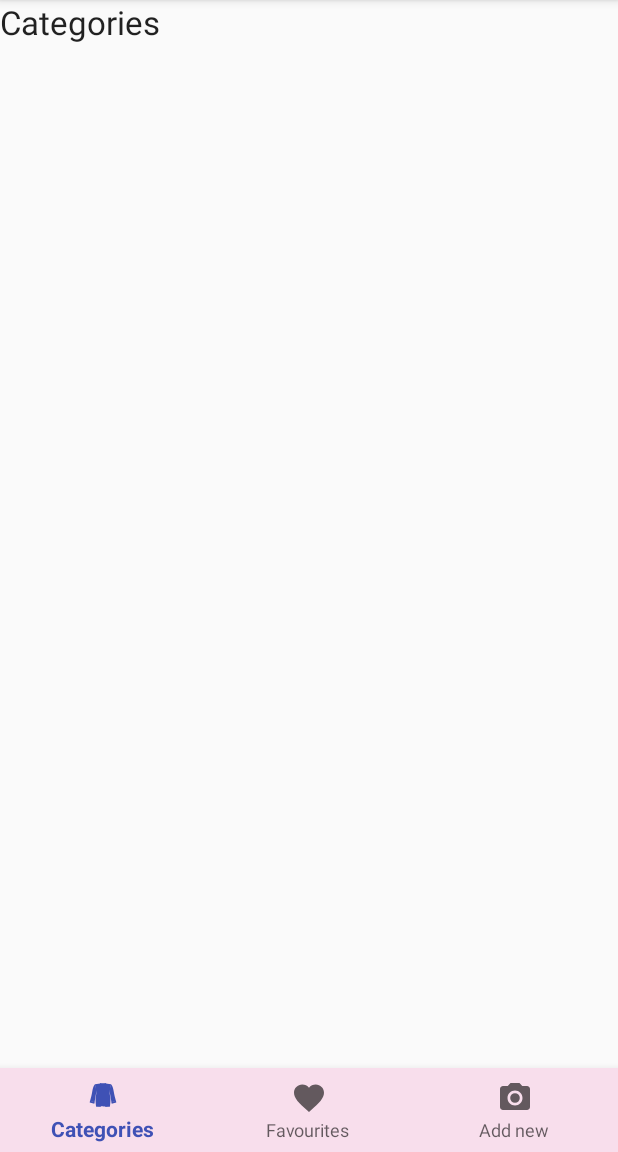
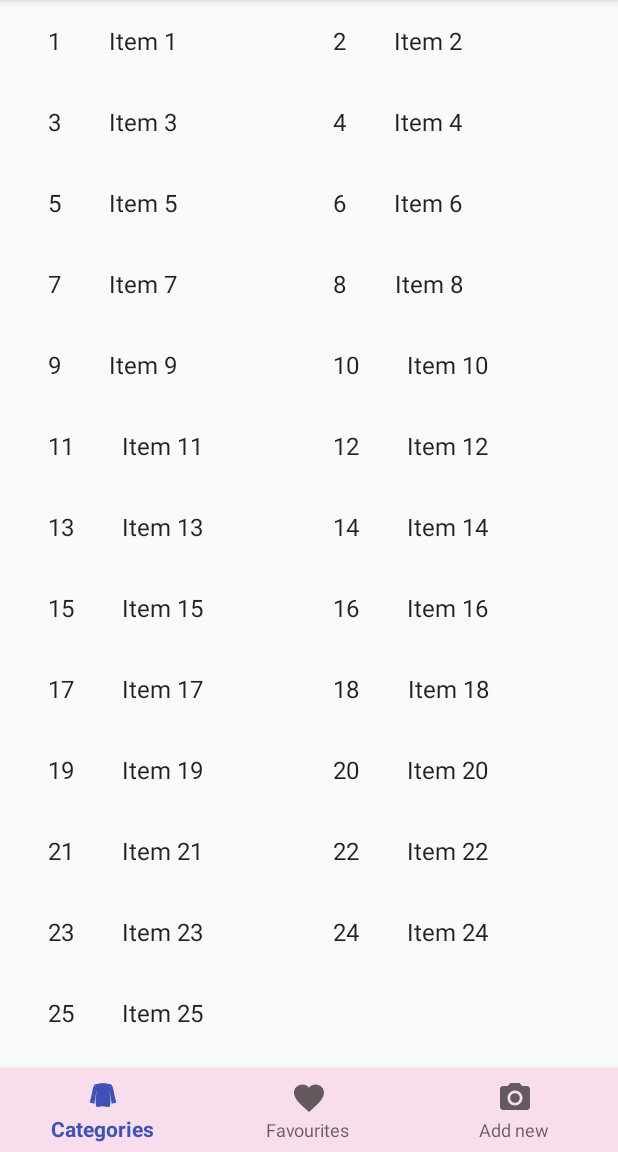
Before and after one commit to tothniki/Clothes-android, an Android app: the screen it shows after launch (MainActivity), on a phone screen of 412 x 824 dp, the part 84-1236 px from its top. Run offline under Robolectric (Android 15) with nearby library versions, the phone set to English and light mode, and no system bars; our stand-ins replace Dagger/Hilt's generated code; libraries missing offline, so code that uses them is left out: com.orm, com.orm.dsl; 23 statements that could not run were skipped.

Commit message:
Working RecycleView with categories ( Dummy items)

```diff
--- a/app/src/main/java/com/example/kata/clothes/ui/main/CategoriesFragment.java
+++ b/app/src/main/java/com/example/kata/clothes/ui/main/CategoriesFragment.java
@@ -15,6 +15,7 @@
 import com.example.kata.clothes.ui.main.dummy.DummyContent;
 import com.example.kata.clothes.ui.main.dummy.DummyContent.DummyItem;
 
+
 import java.util.List;
 
 import javax.inject.Inject;
@@ -26,97 +27,103 @@
 // * interface.
 // */
 public class CategoriesFragment extends Fragment {
+    private static final String TAG = "categoriesFragment";
     @Inject
     CategoriesPresenter categoriesPresenter;
 
-////    // TODO: Customize parameter argument names
-////    private static final String ARG_COLUMN_COUNT = "column-count";
-////    // TODO: Customize parameters
-////    private int mColumnCount = 2;
-////    private OnListFragmentInteractionListener mListener;
-////
-////    /**
-////     * Mandatory empty constructor for the fragment manager to instantiate the
-////     * fragment (e.g. upon screen orientation changes).
-////     */
-////    public CategoriesFragment() {
-////    }
-////
-////    // TODO: Customize parameter initialization
-////    @SuppressWarnings("unused")
-////    public static CategoriesFragment newInstance(int columnCount) {
-////        CategoriesFragment fragment = new CategoriesFragment();
-////        Bundle args = new Bundle();
-////        args.putInt(ARG_COLUMN_COUNT, columnCount);
-////        fragment.setArguments(args);
-////        return fragment;
-////    }
-////
-////    @Override
-////    public void onCreate(Bundle savedInstanceState) {
-////        super.onCreate(savedInstanceState);
-////
-////        if (getArguments() != null) {
-////            mColumnCount = getArguments().getInt(ARG_COLUMN_COUNT);
-////        }
-////    }
-////
-////    @Override
-////    public View onCreateView(LayoutInflater inflater, ViewGroup container,
-////                             Bundle savedInstanceState) {
-////        View view = inflater.inflate(R.layout.fragment_categories_list, container, false);
-////
-////        // Set the adapter
-////        if (view instanceof RecyclerView) {
-////            Context context = view.getContext();
-////            RecyclerView recyclerView = (RecyclerView) view;
-////            if (mColumnCount <= 1) {
-////                recyclerView.setLayoutManager(new LinearLayoutManager(context));
-////            } else {
-////                recyclerView.setLayoutManager(new GridLayoutManager(context, mColumnCount));
-////            }
-////            recyclerView.setAdapter(new MyCategoriesRecyclerViewAdapter(DummyContent.ITEMS, mListener));
-////        }
-////        return view;
-////    }
-////
-////
-////    @Override
-////    public void onAttach(Context context) {
-////        super.onAttach(context);
-////        if (context instanceof OnListFragmentInteractionListener) {
-////            mListener = (OnListFragmentInteractionListener) context;
-////        } else {
-////            throw new RuntimeException(context.toString()
-////                    + " must implement OnListFragmentInteractionListener");
-////        }
-////    }
-////
-////    @Override
-////    public void onDetach() {
-////        super.onDetach();
-////        mListener = null;
-////    }
-////
-////    /**
-////     * This interface must be implemented by activities that contain this
-////     * fragment to allow an interaction in this fragment to be communicated
-////     * to the activity and potentially other fragments contained in that
-////     * activity.
-////     * <p/>
-////     * See the Android Training lesson <a href=
-////     * "http://developer.android.com/training/basics/fragments/communicating.html"
-////     * >Communicating with Other Fragments</a> for more information.
-////     */
-////    public interface OnListFragmentInteractionListener {
-////        // TODO: Update argument type and name
-////        void onListFragmentInteraction(DummyItem item);
-////    }
-    @Nullable
+    // TODO: Customize parameter argument names
+    private static final String ARG_COLUMN_COUNT = "column-count";
+    // TODO: Customize parameters
+    private int mColumnCount = 2;
+    private OnListFragmentInteractionListener mListener;
+
+    /**
+     * Mandatory empty constructor for the fragment manager to instantiate the
+     * fragment (e.g. upon screen orientation changes).
+     */
+    public CategoriesFragment() {
+    }
+
+    // TODO: Customize parameter initialization
+    @SuppressWarnings("unused")
+    public static CategoriesFragment newInstance(int columnCount) {
+        CategoriesFragment fragment = new CategoriesFragment();
+        Bundle args = new Bundle();
+        args.putInt(ARG_COLUMN_COUNT, columnCount);
+        fragment.setArguments(args);
+        return fragment;
+    }
+
+    @Override
+    public void onCreate(Bundle savedInstanceState) {
+        super.onCreate(savedInstanceState);
+
+        if (getArguments() != null) {
+            mColumnCount = getArguments().getInt(ARG_COLUMN_COUNT);
+        }
+    }
+
     @Override
     public View onCreateView(LayoutInflater inflater, ViewGroup container,
-                         Bundle savedInstanceState) {
-        // Inflate the layout for this fragment
-        return inflater.inflate(R.layout.fragment_categories, container, false);
+                             Bundle savedInstanceState) {
+        View view = inflater.inflate(R.layout.fragment_categories_list, container, false);
+
+        // Set the adapter
+        if (view instanceof RecyclerView) {
+            Context context = view.getContext();
+            RecyclerView recyclerView = (RecyclerView) view;
+            if (mColumnCount <= 1) {
+                recyclerView.setLayoutManager(new LinearLayoutManager(context));
+            } else {
+                recyclerView.setLayoutManager(new GridLayoutManager(context, mColumnCount));
+            }
+            recyclerView.setAdapter(new MyCategoriesRecyclerViewAdapter(DummyContent.ITEMS, mListener));
+        }
+        return view;
     }
+
+
+    @Override
+    public void onAttach(Context context) {
+        super.onAttach(context);
+        if (context instanceof OnListFragmentInteractionListener) {
+            mListener = (OnListFragmentInteractionListener) context;
+        } else {
+            throw new RuntimeException(context.toString()
+                    + " must implement OnListFragmentInteractionListener");
+        }
+    }
+
+    @Override
+    public void onDetach() {
+        super.onDetach();
+        mListener = null;
+    }
+
+    /**
+     * This interface must be implemented by activities that contain this
+     * fragment to allow an interaction in this fragment to be communicated
+     * to the activity and potentially other fragments contained in that
+     * activity.
+     * <p/>
+     * See the Android Training lesson <a href=
+     * "http://developer.android.com/training/basics/fragments/communicating.html"
+     * >Communicating with Other Fragments</a> for more information.
+     */
+    public interface OnListFragmentInteractionListener {
+        // TODO: Update argument type and name
+        void onListFragmentInteraction(DummyItem item);
+    }
+//    @Nullable
+//    @Override
+//    public View onCreateView(LayoutInflater inflater, ViewGroup container,
+//                         Bundle savedInstanceState) {
+//        // Inflate the layout for this fragment
+//        return inflater.inflate(R.layout.fragment_categories, container, false);
+//    }
+
+//    @Override
+//    public void onResume() {
+//        super.onResume();
+//    }
 }
--- a/app/src/main/java/com/example/kata/clothes/ui/main/MainActivity.java
+++ b/app/src/main/java/com/example/kata/clothes/ui/main/MainActivity.java
@@ -4,6 +4,7 @@
 import android.support.annotation.NonNull;
 import android.support.design.widget.BottomNavigationView;
 import android.support.v4.app.Fragment;
+import android.support.v4.app.FragmentTransaction;
 import android.support.v7.app.AppCompatActivity;
 import android.util.Log;
 import android.view.MenuItem;
@@ -17,6 +18,7 @@
 import com.example.kata.clothes.model.FavouritesModel;
 import com.example.kata.clothes.ui.create.CreateFragment;
 import com.example.kata.clothes.ui.favourites.FavouritesFragment;
+import com.example.kata.clothes.ui.main.dummy.DummyContent;
 
 import java.util.ArrayList;
 import java.util.List;
@@ -26,7 +28,8 @@
 import dagger.Module;
 
 
-public class MainActivity extends AppCompatActivity implements MainScreen {
+public class MainActivity extends AppCompatActivity implements MainScreen,
+        CategoriesFragment.OnListFragmentInteractionListener {
     @Inject
     MainPresenter mainPresenter;
 
@@ -43,8 +46,11 @@
         BottomNavigationView navigation = findViewById(R.id.navigation);
         navigation.setOnNavigationItemSelectedListener(navListener);
 
+        FragmentTransaction transaction = getSupportFragmentManager().beginTransaction();
+        transaction.replace(R.id.fragment_container, new CategoriesFragment());
+        transaction.addToBackStack(null);
+        transaction.commit();
 
-        getSupportFragmentManager().beginTransaction().replace(R.id.fragment_container, new CategoriesFragment()).commit();
     }
 
     private BottomNavigationView.OnNavigationItemSelectedListener navListener =
@@ -52,19 +58,27 @@
                 @Override
                 public boolean onNavigationItemSelected(@NonNull MenuItem item) {
                     Fragment selectedfragment = null;
+                    String tag = null;
                     switch (item.getItemId()) {
                         case R.id.nav_categories:
                             selectedfragment = new CategoriesFragment();
+                            tag = "categoriesFragment";
                             break;
                         case R.id.nav_favourites:
                             selectedfragment = new FavouritesFragment();
+                            tag = "favouritesFragment";
                             break;
                         case R.id.nav_add:
                             selectedfragment = new CreateFragment();
+                            tag = "createFragment";
                             break;
                     }
-                    getSupportFragmentManager().beginTransaction().replace(R.id.fragment_container,
-                            selectedfragment).commit();
+//                    getSupportFragmentManager().beginTransaction().replace(R.id.fragment_container,
+//                            selectedfragment).commit();
+                    FragmentTransaction transaction1 = getSupportFragmentManager().beginTransaction();
+                    transaction1.replace(R.id.fragment_container, selectedfragment, tag);
+                    transaction1.addToBackStack(null);
+                    transaction1.commit();
                     return true;
                 }
             };
@@ -100,6 +114,12 @@
         Log.i("Meal", "Set new screen name: " + name);
     }
 
+    @Override
+    public void onListFragmentInteraction(DummyContent.DummyItem item) {
+
+    }
+
+
 //    @Override
 //    public void onRefresh() {
 //        //mainPresenter.updateDatabase();
--- a/app/src/main/java/com/example/kata/clothes/ui/main/MyCategoriesRecyclerViewAdapter.java
+++ b/app/src/main/java/com/example/kata/clothes/ui/main/MyCategoriesRecyclerViewAdapter.java
@@ -1,78 +1,78 @@
-//package com.example.kata.clothes.ui.main;
-//
-//import android.support.v7.widget.RecyclerView;
-//import android.view.LayoutInflater;
-//import android.view.View;
-//import android.view.ViewGroup;
-//import android.widget.TextView;
-//import com.example.kata.clothes.R;
-//
-//import com.example.kata.clothes.ui.main.CategoriesFragment.OnListFragmentInteractionListener;
-//import com.example.kata.clothes.ui.main.dummy.DummyContent.DummyItem;
-//
-//import java.util.List;
-//
-///**
-// * {@link RecyclerView.Adapter} that can display a {@link DummyItem} and makes a call to the
-// * specified {@link OnListFragmentInteractionListener}.
-// * TODO: Replace the implementation with code for your data type.
-// */
-//public class MyCategoriesRecyclerViewAdapter extends RecyclerView.Adapter<MyCategoriesRecyclerViewAdapter.ViewHolder> {
-//
-//    private final List<DummyItem> mValues;
-//    private final OnListFragmentInteractionListener mListener;
-//
-//    public MyCategoriesRecyclerViewAdapter(List<DummyItem> items, OnListFragmentInteractionListener listener) {
-//        mValues = items;
-//        mListener = listener;
-//    }
-//
-//    @Override
-//    public ViewHolder onCreateViewHolder(ViewGroup parent, int viewType) {
-//        View view = LayoutInflater.from(parent.getContext())
-//                .inflate(R.layout.fragment_categories, parent, false);
-//        return new ViewHolder(view);
-//    }
-//
-//    @Override
-//    public void onBindViewHolder(final ViewHolder holder, int position) {
-//        holder.mItem = mValues.get(position);
-//        holder.mIdView.setText(mValues.get(position).id);
-//        holder.mContentView.setText(mValues.get(position).content);
-//
-//        holder.mView.setOnClickListener(new View.OnClickListener() {
-//            @Override
-//            public void onClick(View v) {
-//                if (null != mListener) {
-//                    // Notify the active callbacks interface (the activity, if the
-//                    // fragment is attached to one) that an item has been selected.
-//                    mListener.onListFragmentInteraction(holder.mItem);
-//                }
-//            }
-//        });
-//    }
-//
-//    @Override
-//    public int getItemCount() {
-//        return mValues.size();
-//    }
-//
-//    public class ViewHolder extends RecyclerView.ViewHolder {
-//        public final View mView;
-//        public final TextView mIdView;
-//        public final TextView mContentView;
-//        public DummyItem mItem;
-//
-//        public ViewHolder(View view) {
-//            super(view);
-//            mView = view;
-//            mIdView = view.findViewById(R.id.item_number);
-//            mContentView = view.findViewById(R.id.content);
-//        }
-//
-//        @Override
-//        public String toString() {
-//            return super.toString() + " '" + mContentView.getText() + "'";
-//        }
-//    }
-//}
+package com.example.kata.clothes.ui.main;
+
+import android.support.v7.widget.RecyclerView;
+import android.view.LayoutInflater;
+import android.view.View;
+import android.view.ViewGroup;
+import android.widget.TextView;
+import com.example.kata.clothes.R;
+
+import com.example.kata.clothes.ui.main.CategoriesFragment.OnListFragmentInteractionListener;
+import com.example.kata.clothes.ui.main.dummy.DummyContent.DummyItem;
+
+import java.util.List;
+
+/**
+ * {@link RecyclerView.Adapter} that can display a {@link DummyItem} and makes a call to the
+ * specified {@link OnListFragmentInteractionListener}.
+ * TODO: Replace the implementation with code for your data type.
+ */
+public class MyCategoriesRecyclerViewAdapter extends RecyclerView.Adapter<MyCategoriesRecyclerViewAdapter.ViewHolder> {
+
+    private final List<DummyItem> mValues;
+    private final OnListFragmentInteractionListener mListener;
+
+    public MyCategoriesRecyclerViewAdapter(List<DummyItem> items, OnListFragmentInteractionListener listener) {
+        mValues = items;
+        mListener = listener;
+    }
+
+    @Override
+    public ViewHolder onCreateViewHolder(ViewGroup parent, int viewType) {
+        View view = LayoutInflater.from(parent.getContext())
+                .inflate(R.layout.fragment_categories, parent, false);
+        return new ViewHolder(view);
+    }
+
+    @Override
+    public void onBindViewHolder(final ViewHolder holder, int position) {
+        holder.mItem = mValues.get(position);
+        holder.mIdView.setText(mValues.get(position).id);
+        holder.mContentView.setText(mValues.get(position).content);
+
+        holder.mView.setOnClickListener(new View.OnClickListener() {
+            @Override
+            public void onClick(View v) {
+                if (null != mListener) {
+                    // Notify the active callbacks interface (the activity, if the
+                    // fragment is attached to one) that an item has been selected.
+                    mListener.onListFragmentInteraction(holder.mItem);
+                }
+            }
+        });
+    }
+
+    @Override
+    public int getItemCount() {
+        return mValues.size();
+    }
+
+    public class ViewHolder extends RecyclerView.ViewHolder {
+        public final View mView;
+        public final TextView mIdView;
+        public final TextView mContentView;
+        public DummyItem mItem;
+
+        public ViewHolder(View view) {
+            super(view);
+            mView = view;
+            mIdView = view.findViewById(R.id.item_number);
+            mContentView = view.findViewById(R.id.content);
+        }
+
+        @Override
+        public String toString() {
+            return super.toString() + " '" + mContentView.getText() + "'";
+        }
+    }
+}
--- a/app/src/main/res/layout/fragment_categories.xml
+++ b/app/src/main/res/layout/fragment_categories.xml
@@ -4,24 +4,26 @@
     android:layout_height="wrap_content"
     android:orientation="horizontal">
 
-    <!--<TextView-->
-        <!--android:id="@+id/item_number"-->
-        <!--android:layout_width="wrap_content"-->
-        <!--android:layout_height="wrap_content"-->
-        <!--android:layout_margin="@dimen/text_margin"-->
-        <!--android:textAppearance="?attr/textAppearanceListItem"-->
+    <TextView
+        android:id="@+id/item_number"
+        android:layout_width="wrap_content"
+        android:layout_height="wrap_content"
+        android:layout_margin="@dimen/text_margin"
+        android:textAppearance="?attr/textAppearanceListItem"
+        android:text="@string/title_clothes"/>
+
+    <TextView
+        android:id="@+id/content"
+        android:layout_width="wrap_content"
+        android:layout_height="wrap_content"
+        android:layout_margin="@dimen/text_margin"
+        android:textAppearance="?attr/textAppearanceListItem"
+        android:text="Niki"/>
         <!--android:text="@string/title_clothes"/>-->
 
     <!--<TextView-->
-        <!--android:id="@+id/content"-->
+        <!--android:textAppearance="@style/Base.TextAppearance.AppCompat.Large"-->
         <!--android:layout_width="wrap_content"-->
         <!--android:layout_height="wrap_content"-->
-        <!--android:layout_margin="@dimen/text_margin"-->
-        <!--android:textAppearance="?attr/textAppearanceListItem"-->
         <!--android:text="@string/title_clothes"/>-->
-    <TextView
-        android:textAppearance="@style/Base.TextAppearance.AppCompat.Large"
-        android:layout_width="wrap_content"
-        android:layout_height="wrap_content"
-        android:text="@string/title_clothes"/>
 </LinearLayout>
```
